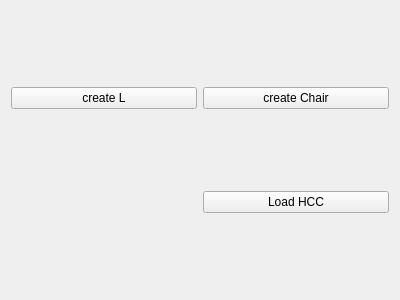
letienhung/fold-hcc, file Foldem/foldabilizer/foldem_widget.ui: the form before one commit.
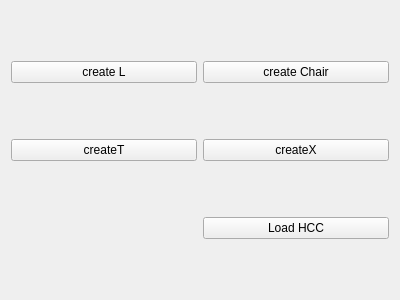
The form after the commit.

The edit to the form file:
```diff
--- a/Foldem/foldabilizer/foldem_widget.ui
+++ b/Foldem/foldabilizer/foldem_widget.ui
@@ -40,13 +40,27 @@
      </property>
     </widget>
    </item>
-   <item row="1" column="1">
+   <item row="2" column="1">
     <widget class="QPushButton" name="load_hcc">
      <property name="text">
       <string>Load HCC</string>
      </property>
     </widget>
    </item>
+   <item row="1" column="0">
+    <widget class="QPushButton" name="createT">
+     <property name="text">
+      <string>createT</string>
+     </property>
+    </widget>
+   </item>
+   <item row="1" column="1">
+    <widget class="QPushButton" name="createX">
+     <property name="text">
+      <string>createX</string>
+     </property>
+    </widget>
+   </item>
   </layout>
  </widget>
  <resources/>
```
